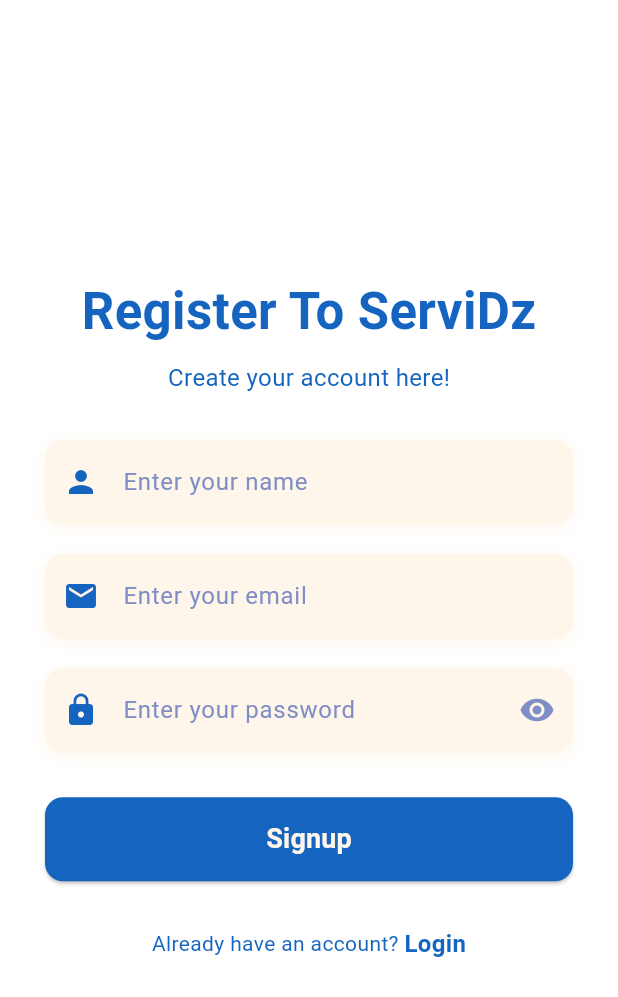
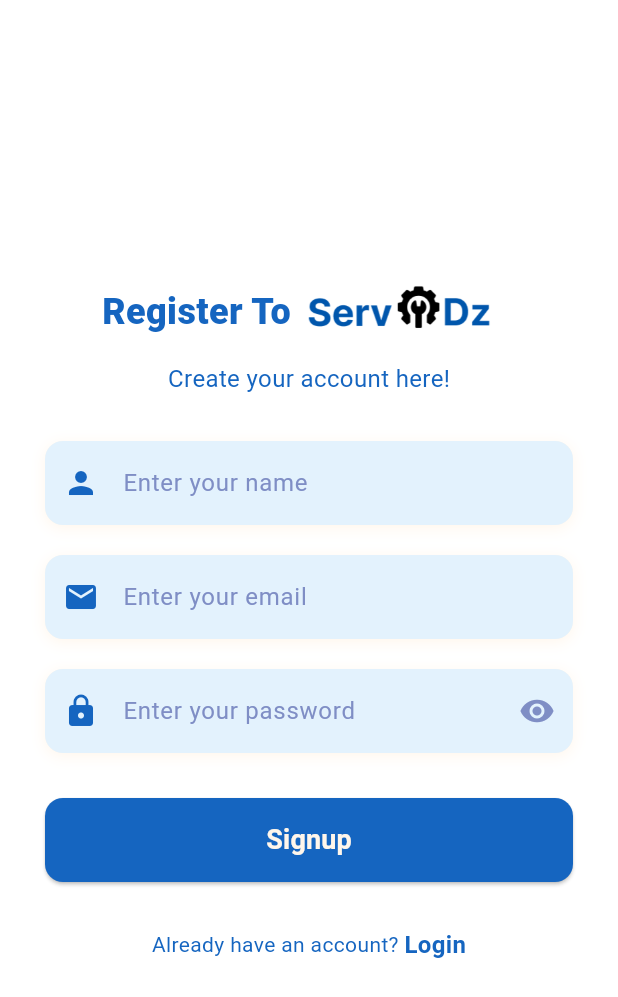
Before and after one commit to ServiDz/ServiDZ-FrontAPP, a Flutter app: the LoginPage screen opened by its route, after a tap on "Sign up", on a phone screen of 412 x 824 dp. Shown: the top 997 px of the screen. Run offline on Flutter 3.47's test engine with Material 3 defaults, Android fonts, the phone set to English and light mode, and no system bars; our stand-ins replace firebase_core, firebase_messaging, flutter_local_notifications, flutter_map, geocoding, geolocator and 5 more; accounts and stored records are empty.

Commit message:
auth ui updates

```diff
--- a/frontend/lib/presentation/pages/RoleSelection.dart
+++ b/frontend/lib/presentation/pages/RoleSelection.dart
@@ -24,7 +24,7 @@
               children: [
                 // App logo with subtle animation
                 _buildAnimatedLogo(),
-                const SizedBox(height: 40),
+                const SizedBox(height: 20),
 
                 // Welcome section
                 _buildWelcomeSection(),
@@ -58,19 +58,15 @@
                     decoration: BoxDecoration(
                       shape: BoxShape.circle,
                       boxShadow: [
-                        // BoxShadow(
-                        //   color: Colors.blue[800]!.withOpacity(0.1),
-                        //   blurRadius: 20,
-                        //   spreadRadius: 5,
-                        // ),
                       ],
                     ),
                     child: ClipRRect(
                       borderRadius: BorderRadius.circular(20),
                       child: Image.asset(
                         'images/logo.png',
-                        height: 120,
+                        height: 100,
                         fit: BoxFit.contain,
+                        alignment: Alignment.center,
                       ),
                     ),
                   ),
@@ -86,14 +82,14 @@
   Widget _buildWelcomeSection() {
     return Column(
       children: [
-        Text(
-          'Welcome to ServiDz',
-          style: TextStyle(
-            fontSize: 24,
-            fontWeight: FontWeight.bold,
-            color: Colors.blue[800],
-          ),
-        ),
+        // Text(
+        //   'Welcome to ServiDz',
+        //   style: TextStyle(
+        //     fontSize: 24,
+        //     fontWeight: FontWeight.bold,
+        //     color: Colors.blue[800],
+        //   ),
+        // ),
         const SizedBox(height: 16),
         RichText(
           textAlign: TextAlign.center,
--- a/frontend/lib/presentation/pages/auth/Tasker_singup.dart
+++ b/frontend/lib/presentation/pages/auth/Tasker_singup.dart
@@ -119,7 +119,7 @@
                 child: ElevatedButton(
                   onPressed: () => _handleSignup(role),
                   style: ElevatedButton.styleFrom(
-                    backgroundColor: const Color(0xFF003B73),
+                    backgroundColor:  Colors.blue[800],
                     shape: RoundedRectangleBorder(borderRadius: BorderRadius.circular(12)),
                   ),
                   child: const Text("Signup", style: TextStyle(fontSize: 16, color: Colors.white)),
--- a/frontend/lib/presentation/pages/auth/login.dart
+++ b/frontend/lib/presentation/pages/auth/login.dart
@@ -154,15 +154,11 @@
               children: [
                 Column(
                   children: [
-                    Image.asset(
-                      'images/login.png',
-                      height: 200,
-                    ),
-                    const SizedBox(height: 15),
+                    // const SizedBox(height: 10),
                     RichText(
                       text: TextSpan(
                         style: TextStyle(
-                          fontSize: 28,
+                          fontSize: 34,
                           fontWeight: FontWeight.bold,
                           color: Colors.blue[800],
                         ),
@@ -172,13 +168,11 @@
                       ),
                       textAlign: TextAlign.center,
                     ),
-                    Text(
-                      "ServiDz",
-                      style: TextStyle(
-                        fontSize: 36,
-                        fontWeight: FontWeight.bold,
-                        color: Colors.blue[800],
-                      ),
+
+                    Image.asset(
+                      'images/logo.png',
+                      height: 60,
+                      alignment: Alignment.center,
                     ),
                   ],
                 ),
--- a/frontend/lib/presentation/pages/auth/signup.dart
+++ b/frontend/lib/presentation/pages/auth/signup.dart
@@ -83,13 +83,19 @@
           child: Column(
             crossAxisAlignment: CrossAxisAlignment.center,
             children: [
-              Text(
-                'Register To ServiDz',
-                style: TextStyle(
-                  fontSize: 34,
-                  fontWeight: FontWeight.bold,
-                  color: Colors.blue[800],
-                ),
+                Row(
+                mainAxisAlignment: MainAxisAlignment.center,
+                children: [
+                  Text(
+                    "Register To ",
+                    style: TextStyle(
+                      fontSize: 24,
+                      fontWeight: FontWeight.w900,
+                      color: Colors.blue[800],
+                    ),
+                  ),
+                  Image.asset('images/logo.png', height: 50),
+                ],
               ),
               const SizedBox(height: 8),
               Text(
--- a/frontend/lib/presentation/widgets/custom_text_field.dart
+++ b/frontend/lib/presentation/widgets/custom_text_field.dart
@@ -15,7 +15,7 @@
     required this.prefixIcon,
     this.obscureText = false,
     this.suffixIcon,
-    this.validator,
+    this.validator, Color? iconColor, Color? borderColor,
   });
 
   @override
@@ -41,7 +41,7 @@
         validator: validator,
         decoration: InputDecoration(
           filled: true,
-          fillColor: Color(0xFFFFF6EB),
+          fillColor: Colors.blue[50],
           prefixIcon: Icon(prefixIcon, color: Colors.blue[800]),
           suffixIcon: suffixIcon,
           hintText: hintText,
```
